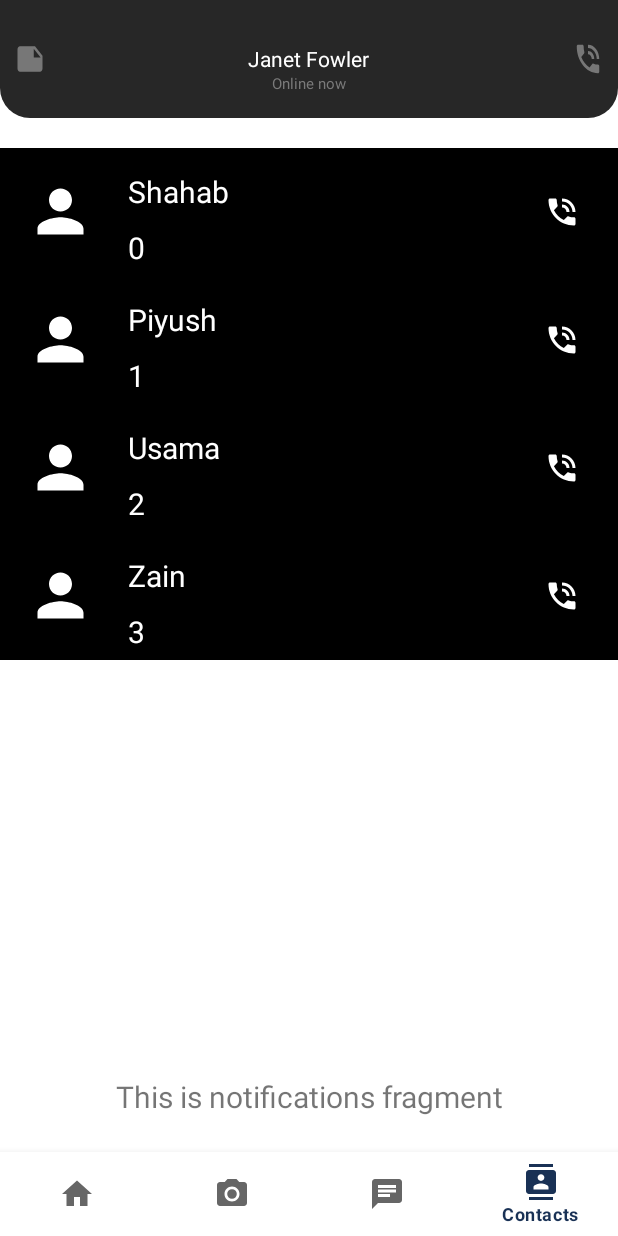
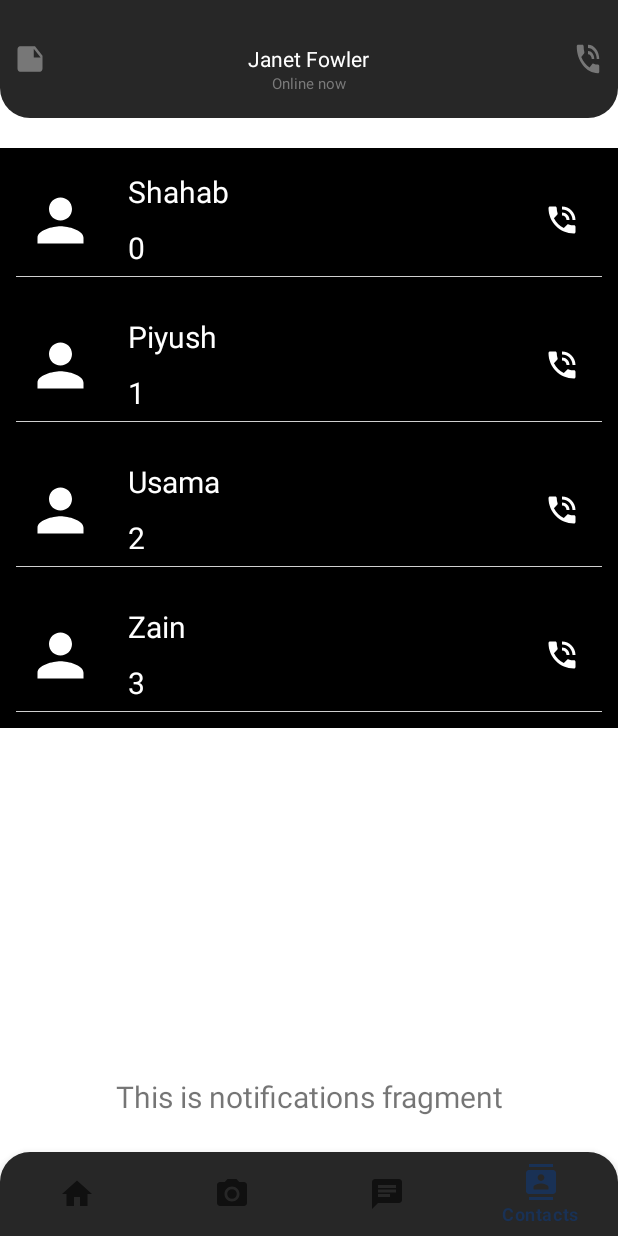
Before and after one commit to ShahabBngsh/ApiBasedChattingApp, an Android app: the CameraFragment screen opened through its navigation route, item 4 of the bottom bar chosen, on a phone screen of 412 x 824 dp. Run offline under Robolectric (Android 15) with nearby library versions, the phone set to English and light mode, and no system bars; our stand-ins replace navigation-ui.

Commit message:
Added some minor changes

```diff
--- a/app/src/main/java/com/shahab/i180731_i180650/ui/camera/CameraFragment.java
+++ b/app/src/main/java/com/shahab/i180731_i180650/ui/camera/CameraFragment.java
@@ -46,7 +46,7 @@
 
         final ImageView img_cap = binding.cameraResult;
         Intent StartIntent = new Intent(MediaStore.ACTION_IMAGE_CAPTURE);
-        startActivity(StartIntent);
+        startActivityForResult(StartIntent,111);
         return root;
 
     }
--- /dev/null
+++ b/app/src/main/res/drawable/nav_bar_edges.xml
@@ -0,0 +1,8 @@
+<?xml version="1.0" encoding="utf-8"?>
+<shape android:shape="rectangle"
+    xmlns:android="http://schemas.android.com/apk/res/android">
+
+    <solid android:color="#272727"/>
+    <corners android:topRightRadius="20dp" android:topLeftRadius="20dp"/>
+
+</shape>
--- a/app/src/main/res/layout/call_row.xml
+++ b/app/src/main/res/layout/call_row.xml
@@ -56,6 +56,16 @@
             android:backgroundTint="@color/white"/>
 
 
+        <View
+            android:layout_margin="5dp"
+            android:layout_width="match_parent"
+            android:layout_height="0.5dp"
+            android:background="#D0FFFFFF"
+            android:hint="Name"
+            android:layout_below="@+id/call_status"
+            />
+
+
     </RelativeLayout>
 
 
--- a/app/src/main/res/layout/contact_row.xml
+++ b/app/src/main/res/layout/contact_row.xml
@@ -55,6 +55,15 @@
             android:background="@drawable/ic_baseline_phone_in_talk_24"
             android:backgroundTint="@color/white"/>
 
+        <View
+            android:layout_margin="5dp"
+            android:layout_width="match_parent"
+            android:layout_height="0.5dp"
+            android:background="#D0FFFFFF"
+            android:hint="Name"
+            android:layout_below="@+id/contact_pid"
+            />
+
 
     </RelativeLayout>
 
--- a/app/src/main/res/layout/navigation.xml
+++ b/app/src/main/res/layout/navigation.xml
@@ -11,7 +11,7 @@
         android:layout_height="wrap_content"
         android:layout_marginStart="0dp"
         android:layout_marginEnd="0dp"
-        android:background="?android:attr/windowBackground"
+        android:background="@drawable/nav_bar_edges"
         app:layout_constraintBottom_toBottomOf="parent"
         app:layout_constraintLeft_toLeftOf="parent"
         app:layout_constraintRight_toRightOf="parent"
```
